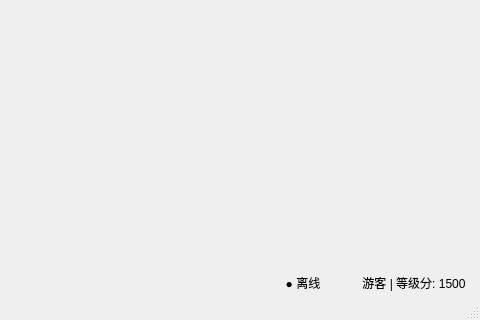
Spreng624/Gomoku-frontend, file ui/mainwindow.ui: the form before one commit; both pictures show x 520 to 1000 and y 380 to 700 of the 1000 by 700 pixel window.
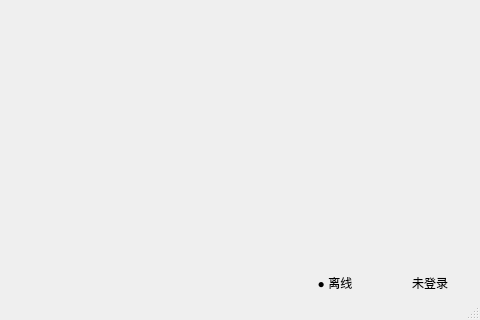
The form after the commit.

```diff
--- a/ui/mainwindow.ui
+++ b/ui/mainwindow.ui
@@ -203,7 +203,7 @@
        <item>
         <widget class="QPushButton" name="userInfoButton">
          <property name="text">
-          <string>游客 | 等级分: 1500</string>
+          <string>未登录</string>
          </property>
          <property name="flat">
           <bool>true</bool>
```
